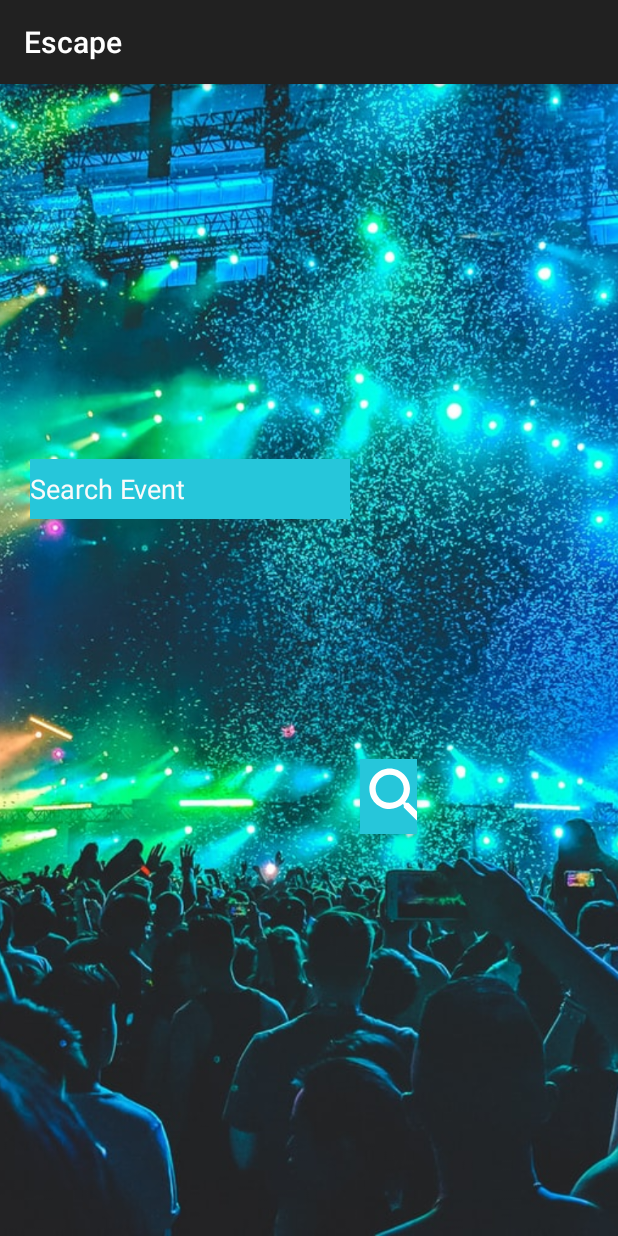
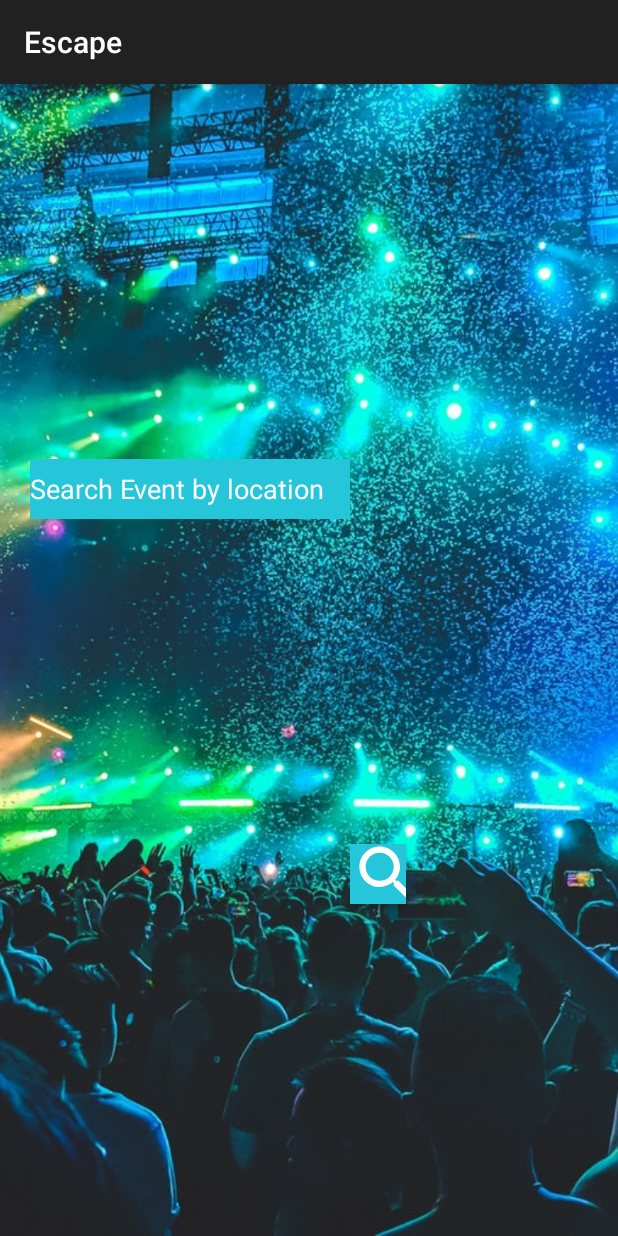
Before and after one commit to RuzindanaWendyOrnella/Outing-API4, an Android app: the SearchActivity screen opened directly, with no data from a screen before it, on a phone screen of 412 x 824 dp. Run offline under Robolectric (Android 15) with nearby library versions, the phone set to English and light mode, and no system bars; our stand-ins replace ButterKnife; Roboto replaces fonts that are not available here.

Commit message:
alligned button search appropriately

```diff
--- /dev/null
+++ b/app/src/main/res/layout-land/activity_search.xml
@@ -0,0 +1,6 @@
+<?xml version="1.0" encoding="utf-8"?>
+<LinearLayout xmlns:android="http://schemas.android.com/apk/res/android"
+    android:orientation="vertical" android:layout_width="match_parent"
+    android:layout_height="match_parent">
+
+</LinearLayout>
--- a/app/src/main/res/layout/activity_search.xml
+++ b/app/src/main/res/layout/activity_search.xml
@@ -46,17 +46,17 @@
         android:layout_marginTop="250sp"
         android:background="@color/colorPerfect"
         android:ems="10"
-        android:hint="Search Event"
+        android:hint="Search Event by location"
         android:textColorHint="@color/colorWhite" />
 
     <Button
         android:id="@+id/SubmitSearchButton"
-        android:layout_width="38dp"
-        android:layout_height="wrap_content"
+        android:layout_width="37dp"
+        android:layout_height="40dp"
         android:layout_alignParentBottom="true"
         android:layout_centerVertical="true"
-        android:layout_marginStart="240dp"
-        android:layout_marginBottom="268dp"
+        android:layout_marginStart="233dp"
+        android:layout_marginBottom="221dp"
         android:background="@color/colorPerfect"
         android:backgroundTintMode="src_atop"
         android:drawableLeft="@drawable/ic_search_white_24dp"
```
